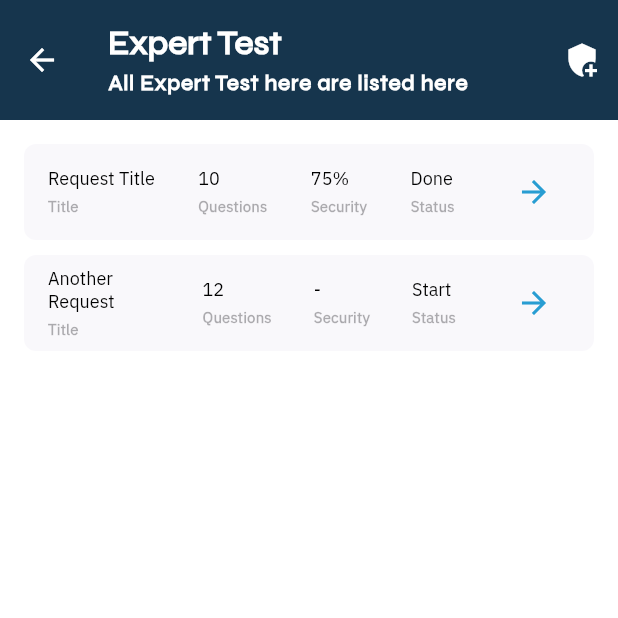
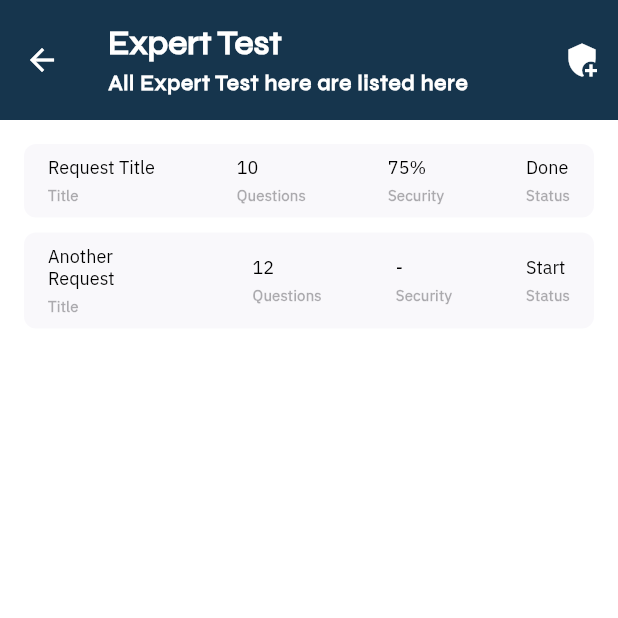
Before and after one commit to yousifdahabra/aegis-ai-app, a Flutter app: the ExpertRequest screen opened directly, on a phone screen of 412 x 824 dp, the top half of it. Run offline on Flutter 3.47's test engine with Material 3 defaults, Android fonts, the phone set to English and light mode, and no system bars; our stand-ins replace animate_do, bloc, dio, equatable, flutter_bloc, flutter_secure_storage and 3 more; accounts and stored records are empty; network calls fail.

Commit message:
App - update CustomResult update gif

```diff
--- a/lib/common_widget/custom_row.dart
+++ b/lib/common_widget/custom_row.dart
@@ -22,13 +22,13 @@ class CustomRow extends StatelessWidget {
           _buildColumn(context, data['questions'] ?? '', "Questions"),
           _buildColumn(context, data['security'] ?? '', "Security"),
           _buildColumn(context, data['status'] ?? '', "Status"),
-          IconButton(
-            icon: Icon(
-              Icons.arrow_forward,
-              color: AppColors.linksColor,
-            ),
-            onPressed: () {},
-          ),
+          // IconButton(
+          //   icon: Icon(
+          //     Icons.arrow_forward,
+          //     color: AppColors.linksColor,
+          //   ),
+          //   onPressed: () {},
+          // ),
         ],
       ),
     );
--- a/lib/common_widget/questions/custom_result.dart
+++ b/lib/common_widget/questions/custom_result.dart
@@ -27,7 +27,7 @@ class CustomResult extends StatelessWidget {
             Image.asset(
               'assets/images/finish_test.gif',
               height: 200,
-              fit: BoxFit.cover,
+              fit: BoxFit.contain,
             ),
             const SizedBox(height: 20),
             Text(
```
